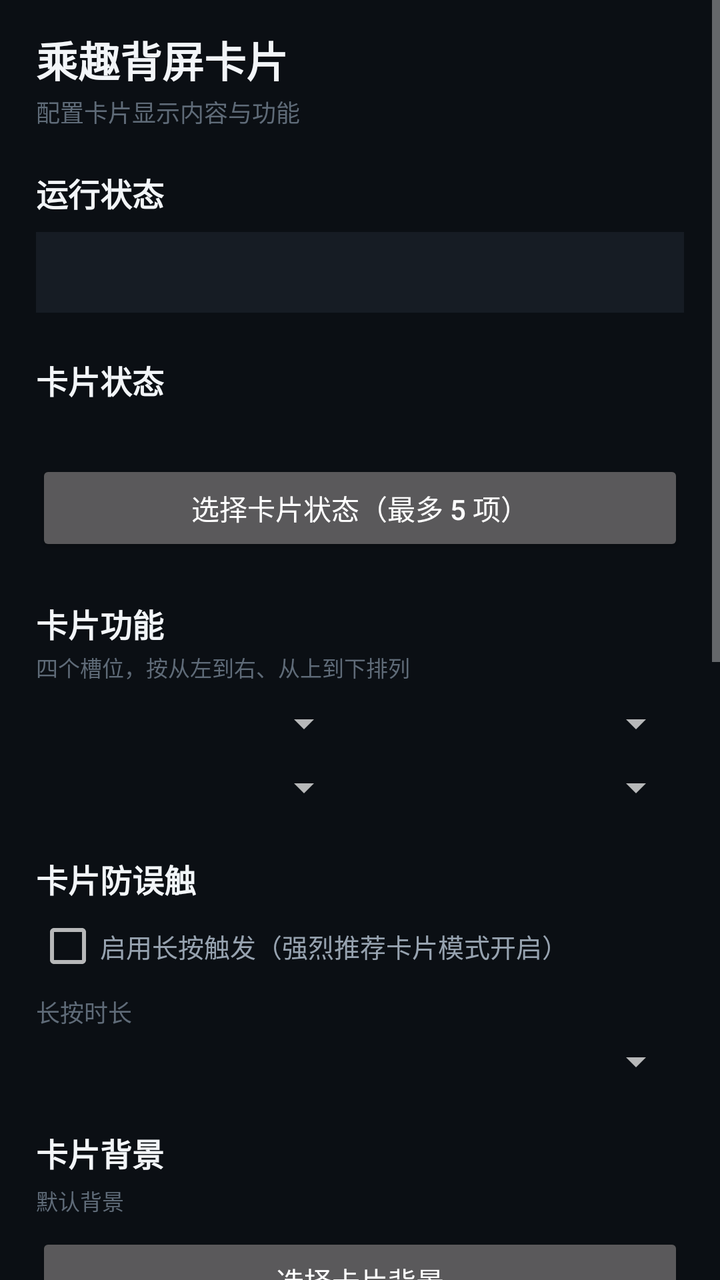
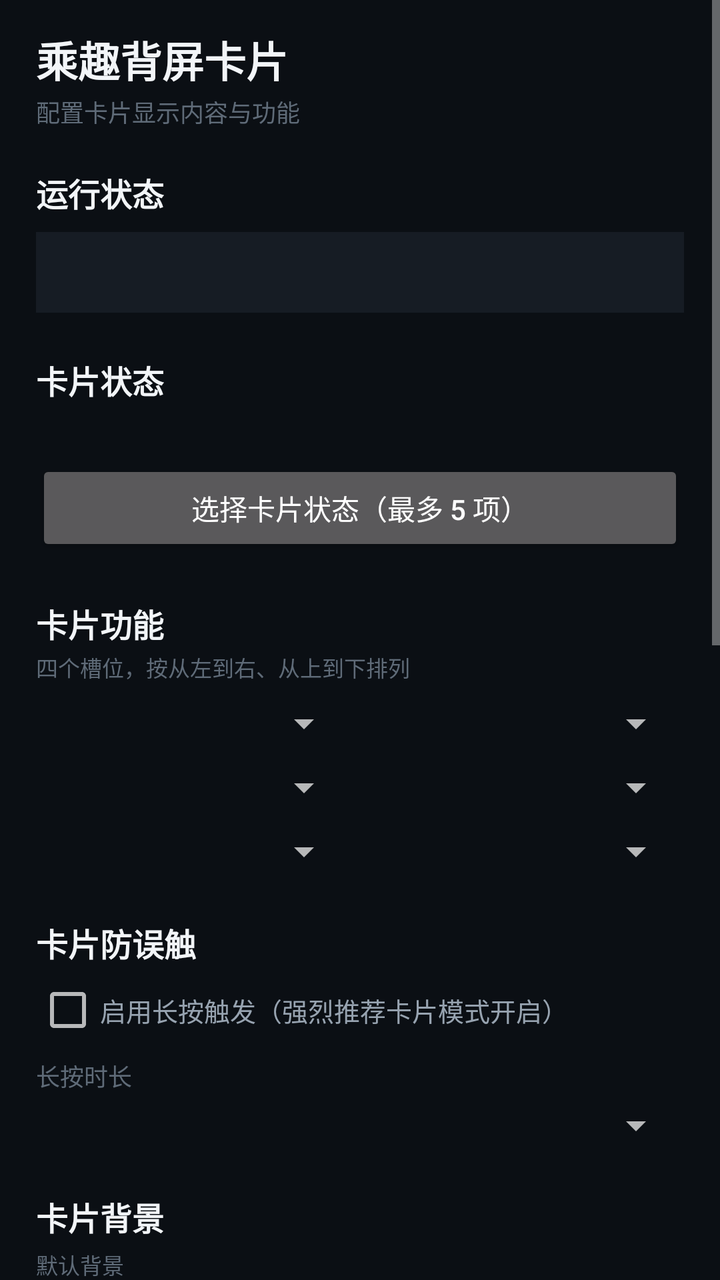

Two renders of the same Android screen: before a commit and after it. Below are the layout's source before the change and the commit's diff.
<!-- AndroidManifest.xml: application theme android:Theme.Material.NoActionBar -->
<!-- res/layout/activity_settings.xml -->
<?xml version="1.0" encoding="utf-8"?>
<ScrollView xmlns:android="http://schemas.android.com/apk/res/android"
    android:layout_width="match_parent"
    android:layout_height="match_parent"
    android:background="@color/bg_card"
    android:fillViewport="true">

    <LinearLayout
        android:layout_width="match_parent"
        android:layout_height="wrap_content"
        android:orientation="vertical"
        android:paddingStart="18dp"
        android:paddingEnd="18dp"
        android:paddingTop="14dp"
        android:paddingBottom="28dp">

        <TextView
            android:layout_width="wrap_content"
            android:layout_height="wrap_content"
            android:text="乘趣背屏卡片"
            android:textColor="@color/text_primary"
            android:textSize="21sp"
            android:textStyle="bold" />

        <TextView
            android:layout_width="wrap_content"
            android:layout_height="wrap_content"
            android:layout_marginTop="2dp"
            android:text="配置卡片显示内容与功能"
            android:textColor="@color/text_muted"
            android:textSize="12sp" />

        
        <TextView
            android:layout_width="wrap_content"
            android:layout_height="wrap_content"
            android:layout_marginTop="20dp"
            android:text="运行状态"
            android:textColor="@color/text_primary"
            android:textSize="16sp"
            android:textStyle="bold" />

        <TextView
            android:id="@+id/tvRuntime"
            android:layout_width="match_parent"
            android:layout_height="wrap_content"
            android:layout_marginTop="8dp"
            android:background="@color/bg_surface"
            android:padding="12dp"
            android:text=""
            android:textColor="@color/text_secondary"
            android:textSize="12sp" />

        
        <TextView
            android:layout_width="wrap_content"
            android:layout_height="wrap_content"
            android:layout_marginTop="22dp"
            android:text="卡片状态"
            android:textColor="@color/text_primary"
            android:textSize="16sp"
            android:textStyle="bold" />

        <TextView
            android:id="@+id/tvStatusSummary"
            android:layout_width="match_parent"
            android:layout_height="wrap_content"
            android:layout_marginTop="4dp"
            android:text=""
            android:textColor="@color/text_muted"
            android:textSize="12sp" />

        <Button
            android:id="@+id/btnPickStatus"
            android:layout_width="match_parent"
            android:layout_height="wrap_content"
            android:layout_marginTop="8dp"
            android:text="选择卡片状态（最多 5 项）" />

        
        <TextView
            android:layout_width="wrap_content"
            android:layout_height="wrap_content"
            android:layout_marginTop="22dp"
            android:text="卡片功能"
            android:textColor="@color/text_primary"
            android:textSize="16sp"
            android:textStyle="bold" />

        <TextView
            android:layout_width="wrap_content"
            android:layout_height="wrap_content"
            android:layout_marginTop="2dp"
            android:text="四个槽位，按从左到右、从上到下排列"
            android:textColor="@color/text_muted"
            android:textSize="11sp" />

        <LinearLayout
            android:layout_width="match_parent"
            android:layout_height="wrap_content"
            android:layout_marginTop="8dp"
            android:orientation="horizontal">

            <Spinner
                android:id="@+id/spFunc0"
                android:layout_width="0dp"
                android:layout_height="wrap_content"
                android:layout_weight="1" />

            <Spinner
                android:id="@+id/spFunc1"
                android:layout_width="0dp"
                android:layout_height="wrap_content"
                android:layout_marginStart="8dp"
                android:layout_weight="1" />
        </LinearLayout>

        <LinearLayout
            android:layout_width="match_parent"
            android:layout_height="wrap_content"
            android:layout_marginTop="8dp"
            android:orientation="horizontal">

            <Spinner
                android:id="@+id/spFunc2"
                android:layout_width="0dp"
                android:layout_height="wrap_content"
                android:layout_weight="1" />

            <Spinner
                android:id="@+id/spFunc3"
                android:layout_width="0dp"
                android:layout_height="wrap_content"
                android:layout_marginStart="8dp"
                android:layout_weight="1" />
        </LinearLayout>

        
        <TextView
            android:layout_width="wrap_content"
            android:layout_height="wrap_content"
            android:layout_marginTop="22dp"
            android:text="卡片防误触"
            android:textColor="@color/text_primary"
            android:textSize="16sp"
            android:textStyle="bold" />

        <CheckBox
            android:id="@+id/cbLongPress"
            android:layout_width="match_parent"
            android:layout_height="wrap_content"
            android:layout_marginTop="6dp"
            android:text="启用长按触发（强烈推荐卡片模式开启）"
            android:textColor="@color/text_secondary"
            android:textSize="13sp" />

        <TextView
            android:layout_width="wrap_content"
            android:layout_height="wrap_content"
            android:layout_marginTop="8dp"
            android:text="长按时长"
            android:textColor="@color/text_muted"
            android:textSize="12sp" />

        <Spinner
            android:id="@+id/spLongPress"
            android:layout_width="match_parent"
            android:layout_height="wrap_content"
            android:layout_marginTop="4dp" />

        
        <TextView
            android:layout_width="wrap_content"
            android:layout_height="wrap_content"
            android:layout_marginTop="22dp"
            android:text="卡片背景"
            android:textColor="@color/text_primary"
            android:textSize="16sp"
            android:textStyle="bold" />

        <TextView
            android:id="@+id/tvBgPath"
            android:layout_width="match_parent"
            android:layout_height="wrap_content"
            android:layout_marginTop="4dp"
            android:text="默认背景"
            android:textColor="@color/text_muted"
            android:textSize="11sp" />

        <Button
            android:id="@+id/btnPickBg"
            android:layout_width="match_parent"
            android:layout_height="wrap_content"
            android:layout_marginTop="8dp"
            android:text="选择卡片背景" />

        <Button
            android:id="@+id/btnResetBg"
            android:layout_width="match_parent"
            android:layout_height="wrap_content"
            android:layout_marginTop="6dp"
            android:text="恢复默认背景" />

        
        <TextView
            android:layout_width="wrap_content"
            android:layout_height="wrap_content"
            android:layout_marginTop="22dp"
            android:text="功能测试"
            android:textColor="@color/text_primary"
            android:textSize="16sp"
            android:textStyle="bold" />

        <TextView
            android:layout_width="wrap_content"
            android:layout_height="wrap_content"
            android:layout_marginTop="2dp"
            android:text="先测控车，再测卡片"
            android:textColor="@color/text_muted"
            android:textSize="11sp" />

        <Spinner
            android:id="@+id/spTest"
            android:layout_width="match_parent"
            android:layout_height="wrap_content"
            android:layout_marginTop="8dp" />

        <Button
            android:id="@+id/btnRunTest"
            android:layout_width="match_parent"
            android:layout_height="wrap_content"
            android:layout_marginTop="8dp"
            android:text="执行所选测试" />

        
        <Button
            android:id="@+id/btnGenerate"
            android:layout_width="match_parent"
            android:layout_height="52dp"
            android:layout_marginTop="26dp"
            android:text="生成专属背屏卡片"
            android:textSize="15sp"
            android:textStyle="bold" />

        <Button
            android:id="@+id/btnPreview"
            android:layout_width="match_parent"
            android:layout_height="wrap_content"
            android:layout_marginTop="8dp"
            android:text="预览卡片" />

        
        <TextView
            android:layout_width="wrap_content"
            android:layout_height="wrap_content"
            android:layout_marginTop="24dp"
            android:text="挂载到背屏"
            android:textColor="@color/text_primary"
            android:textSize="16sp"
            android:textStyle="bold" />

        <TextView
            android:id="@+id/tvRearStatus"
            android:layout_width="match_parent"
            android:layout_height="wrap_content"
            android:layout_marginTop="6dp"
            android:background="@color/bg_surface"
            android:padding="12dp"
            android:text=""
            android:textColor="@color/text_secondary"
            android:textSize="12sp" />

        <Button
            android:id="@+id/btnMount"
            android:layout_width="match_parent"
            android:layout_height="48dp"
            android:layout_marginTop="8dp"
            android:text="挂载到背屏"
            android:textSize="14sp"
            android:textStyle="bold" />

        <Button
            android:id="@+id/btnExportPack"
            android:layout_width="match_parent"
            android:layout_height="wrap_content"
            android:layout_marginTop="8dp"
            android:text="导出卡片包（.zip）" />

    </LinearLayout>
</ScrollView>
<!-- resources referenced by this layout -->
<resources>
  <color name="bg_card">#FF0B0F14</color>
  <color name="bg_surface">#FF161C24</color>
  <color name="text_muted">#FF5F6B78</color>
  <color name="text_primary">#FFF2F5F8</color>
  <color name="text_secondary">#FF97A3B0</color>
</resources>

<!-- the commit's change to res/layout/activity_settings.xml (unified diff, before → after) -->
@@ -135,6 +135,26 @@
                 android:layout_weight="1" />
         </LinearLayout>
 
+        <LinearLayout
+            android:layout_width="match_parent"
+            android:layout_height="wrap_content"
+            android:layout_marginTop="8dp"
+            android:orientation="horizontal">
+
+            <Spinner
+                android:id="@+id/spFunc4"
+                android:layout_width="0dp"
+                android:layout_height="wrap_content"
+                android:layout_weight="1" />
+
+            <Spinner
+                android:id="@+id/spFunc5"
+                android:layout_width="0dp"
+                android:layout_height="wrap_content"
+                android:layout_marginStart="8dp"
+                android:layout_weight="1" />
+        </LinearLayout>
+
         
         <TextView
             android:layout_width="wrap_content"
